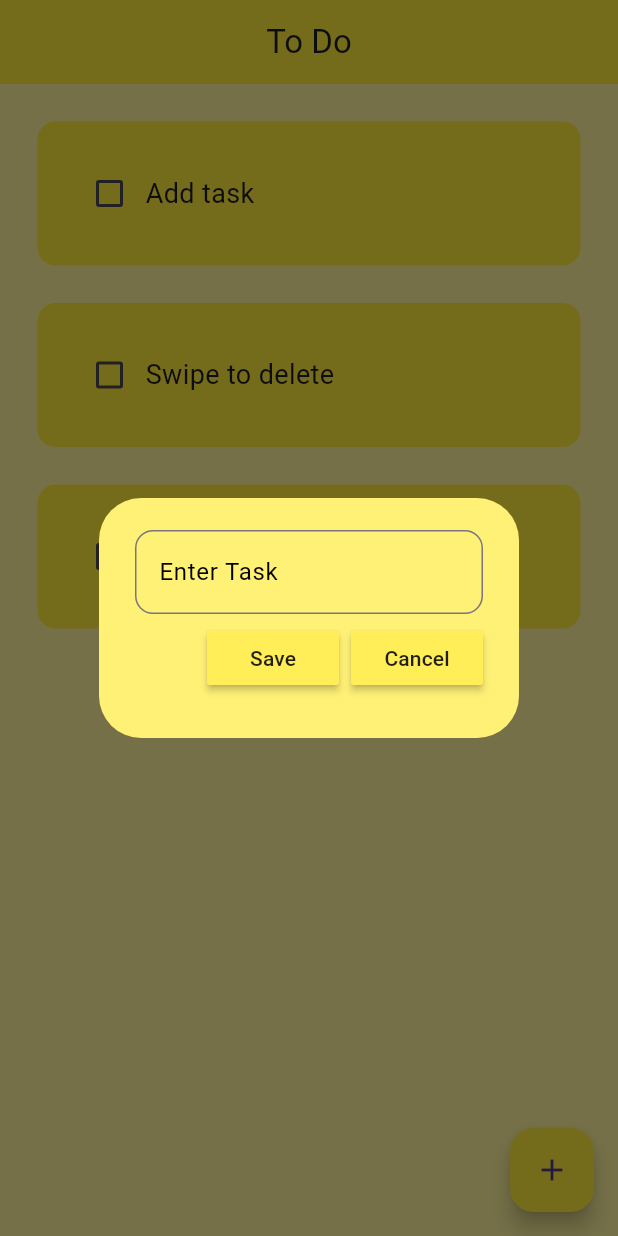
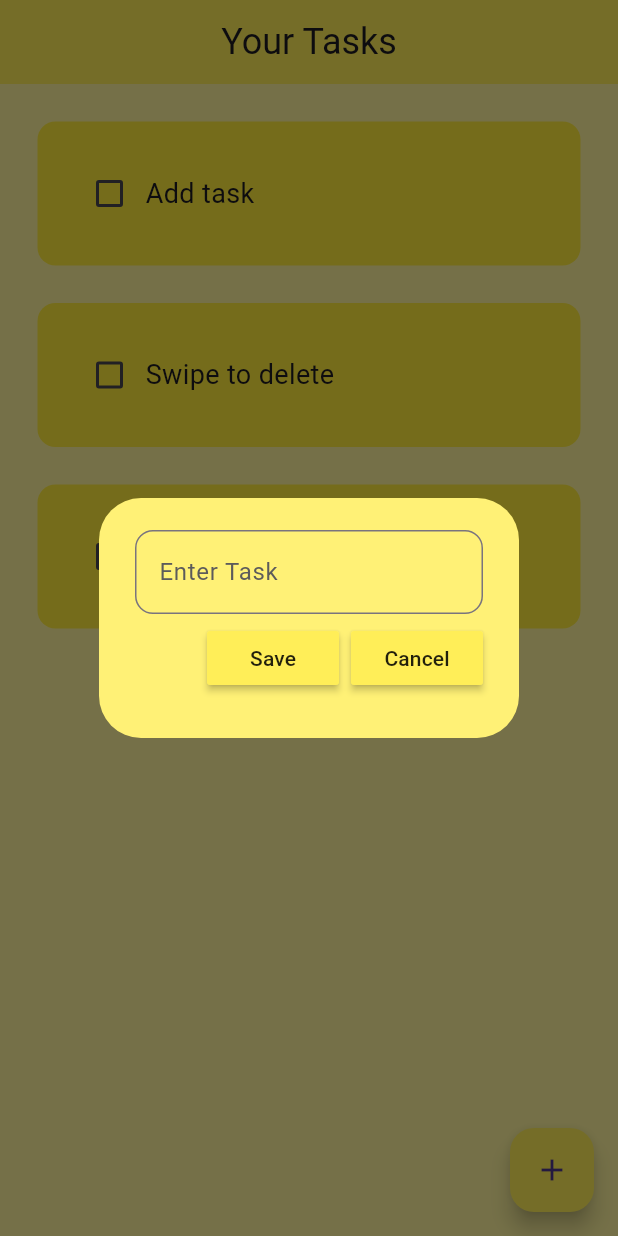
Before and after one commit to su-resh/todoapp, a Flutter app: the screen it shows after launch, after a tap on the "add" icon, on a phone screen of 412 x 824 dp. Run offline on Flutter 3.47's test engine with Material 3 defaults, Android fonts, the phone set to English and light mode, and no system bars; drawn by our look-alikes of flutter_slidable; our stand-ins replace hive, hive_flutter; accounts and stored records are empty.

Commit message:
working application completed

```diff
--- a/lib/main.dart
+++ b/lib/main.dart
@@ -17,9 +17,9 @@ class MyApp extends StatelessWidget {
 
   @override
   Widget build(BuildContext context) {
-    return MaterialApp(
+    return const MaterialApp(
       debugShowCheckedModeBanner: false,
-      home: const HomePage(),
+      home: HomePage(),
 
     );
   }
--- a/lib/pages/home_page.dart
+++ b/lib/pages/home_page.dart
@@ -32,12 +32,6 @@ class _HomePageState extends State<HomePage> {
 //text controller
   final _controller = TextEditingController();
 
-// list of todo
-  // List toDoList = [
-  //   ["Make Tutorial", false],
-  //   ["Eaat good", false],
-  // ];
-
 // checkbox was tapped
   void checkBoxChanged(bool? value, int index) {
     setState(() {
@@ -53,7 +47,7 @@ class _HomePageState extends State<HomePage> {
       _controller.clear();
     });
     Navigator.of(context).pop();
-     db.updateDataBase();
+    db.updateDataBase();
   }
 
   // create new task
@@ -78,7 +72,7 @@ class _HomePageState extends State<HomePage> {
     setState(() {
       db.toDoList.removeAt(index);
     });
-     db.updateDataBase();
+    db.updateDataBase();
   }
 
   @override
@@ -86,13 +80,16 @@ class _HomePageState extends State<HomePage> {
     return Scaffold(
       backgroundColor: Colors.yellow[200],
       appBar: AppBar(
-        backgroundColor: Colors.yellow,
-        title: const Text("To Do"),
+        backgroundColor: Colors.yellow[400],
+        title: const Text(
+          "Your Tasks",
+          style: TextStyle(fontSize: 24),
+        ),
         centerTitle: true,
         elevation: 0,
       ),
       floatingActionButton: FloatingActionButton(
-        backgroundColor: Colors.yellow,
+        backgroundColor: Colors.yellow[400],
         onPressed: createNewTask,
         child: const Icon(Icons.add),
       ),
--- a/lib/util/dialog_box.dart
+++ b/lib/util/dialog_box.dart
@@ -28,7 +28,7 @@ class DialogBox extends StatelessWidget {
                 border: OutlineInputBorder(
                   borderRadius: BorderRadius.circular(12),
                 ),
-                hintStyle: const TextStyle(color: Colors.black),
+                hintStyle: const TextStyle(color: Color.fromARGB(255, 92, 91, 91)),
               ),
             ),
 
```
Also changed, not shown: 2 other files.
